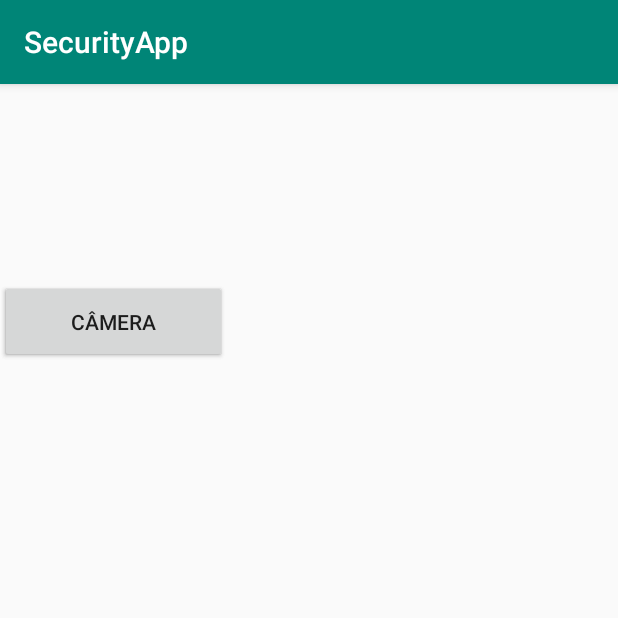
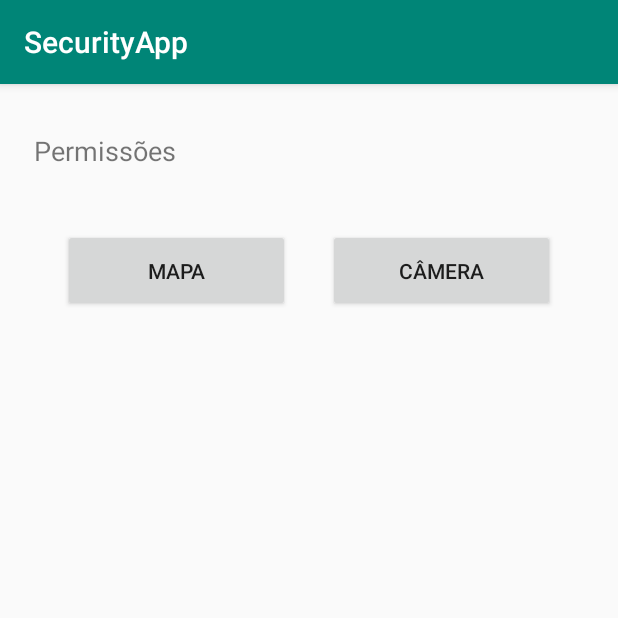
Before and after one commit to mbs8/android-security-best-practices, an Android app: the screen it shows after launch (MainActivity), on a phone screen of 412 x 824 dp, the top half of it. Run offline under Robolectric (Android 15) with nearby library versions, the phone set to English and light mode, and no system bars.

Commit message:
Organiza os botões na MainActivity e cria as telas do mapa e da câmera

```diff
--- a/SecurityApp/app/build.gradle
+++ b/SecurityApp/app/build.gradle
@@ -25,7 +25,7 @@ android {
 
 dependencies {
     implementation fileTree(dir: 'libs', include: ['*.jar'])
-    implementation"org.jetbrains.kotlin:kotlin-stdlib-jdk7:$kotlin_version"
+    implementation "org.jetbrains.kotlin:kotlin-stdlib-jdk7:$kotlin_version"
     implementation 'androidx.appcompat:appcompat:1.0.2'
     implementation 'androidx.core:core-ktx:1.0.2'
     implementation 'androidx.constraintlayout:constraintlayout:1.1.3'
--- a/SecurityApp/app/src/main/AndroidManifest.xml
+++ b/SecurityApp/app/src/main/AndroidManifest.xml
@@ -9,6 +9,8 @@
         android:roundIcon="@mipmap/ic_launcher_round"
         android:supportsRtl="true"
         android:theme="@style/AppTheme">
+        <activity android:name=".CameraActivity"></activity>
+        <activity android:name=".MapActivity" />
         <activity android:name=".MainActivity">
             <intent-filter>
                 <action android:name="android.intent.action.MAIN" />
--- a/SecurityApp/app/src/main/java/com/example/securityapp/MainActivity.kt
+++ b/SecurityApp/app/src/main/java/com/example/securityapp/MainActivity.kt
@@ -1,12 +1,23 @@
 package com.example.securityapp
 
+import android.content.Intent
 import androidx.appcompat.app.AppCompatActivity
 import android.os.Bundle
+import kotlinx.android.synthetic.main.activity_main.*
 
 class MainActivity : AppCompatActivity() {
 
     override fun onCreate(savedInstanceState: Bundle?) {
         super.onCreate(savedInstanceState)
         setContentView(R.layout.activity_main)
+
+        mapButton.setOnClickListener{
+            val mapIntent = Intent(applicationContext, MapActivity::class.java)
+            startActivity(mapIntent)
+        }
+        cameraButton.setOnClickListener{
+            val cameraIntent = Intent(applicationContext, CameraActivity::class.java)
+            startActivity(cameraIntent)
+        }
     }
 }
--- a/SecurityApp/app/src/main/res/layout/activity_main.xml
+++ b/SecurityApp/app/src/main/res/layout/activity_main.xml
@@ -7,21 +7,45 @@
     tools:context=".MainActivity">
 
     <Button
-        android:id="@+id/button"
+        android:id="@+id/cameraButton"
         android:layout_width="151dp"
         android:layout_height="55dp"
+        android:layout_marginEnd="16dp"
+        android:layout_marginRight="16dp"
+        android:text="Câmera"
+        app:layout_constraintBottom_toBottomOf="parent"
+        app:layout_constraintEnd_toEndOf="parent"
+        app:layout_constraintHorizontal_bias="0.5"
+        app:layout_constraintStart_toEndOf="@+id/mapButton"
+        app:layout_constraintTop_toBottomOf="@+id/textView"
+        app:layout_constraintVertical_bias="0.061" />
+
+    <Button
+        android:id="@+id/mapButton"
+        android:layout_width="151dp"
+        android:layout_height="55dp"
+        android:layout_marginStart="16dp"
+        android:layout_marginLeft="16dp"
         android:text="Mapa"
         app:layout_constraintBottom_toBottomOf="parent"
-        app:layout_constraintTop_toTopOf="parent"
-        app:layout_constraintVertical_bias="0.183" />
+        app:layout_constraintEnd_toStartOf="@+id/cameraButton"
+        app:layout_constraintHorizontal_bias="0.5"
+        app:layout_constraintStart_toStartOf="parent"
+        app:layout_constraintTop_toBottomOf="@+id/textView"
+        app:layout_constraintVertical_bias="0.061" />
 
-    <Button
-        android:id="@+id/button2"
-        android:layout_width="151dp"
-        android:layout_height="55dp"
-        android:text="Câmera"
-        app:layout_constraintBottom_toBottomOf="parent"
-        app:layout_constraintTop_toTopOf="parent"
-        app:layout_constraintVertical_bias="0.183"
-        tools:layout_editor_absoluteX="261dp" />
+    <TextView
+        android:id="@+id/textView"
+        android:layout_width="wrap_content"
+        android:layout_height="wrap_content"
+        android:layout_marginStart="8dp"
+        android:layout_marginLeft="8dp"
+        android:layout_marginTop="32dp"
+        android:text="Permissões"
+        android:textSize="18sp"
+        app:layout_constraintEnd_toEndOf="parent"
+        app:layout_constraintHorizontal_bias="0.048"
+        app:layout_constraintStart_toStartOf="parent"
+        app:layout_constraintTop_toTopOf="parent" />
+
 </androidx.constraintlayout.widget.ConstraintLayout>
```
Also changed, not shown: SecurityApp/app/src/main/java/com/example/securityapp/CameraActivity.kt (added, +12 -0 lines), SecurityApp/app/src/main/java/com/example/securityapp/MapActivity.kt (added, +12 -0 lines), SecurityApp/app/src/main/res/layout/activity_camera.xml (added, +9 -0 lines), SecurityApp/app/src/main/res/layout/activity_map.xml (added, +9 -0 lines).
